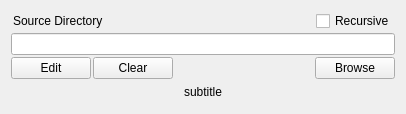
This is src/forms/inputwidget.ui in fluxth/fluxrename as Qt 5 draws it before an edit. The edited form follows.
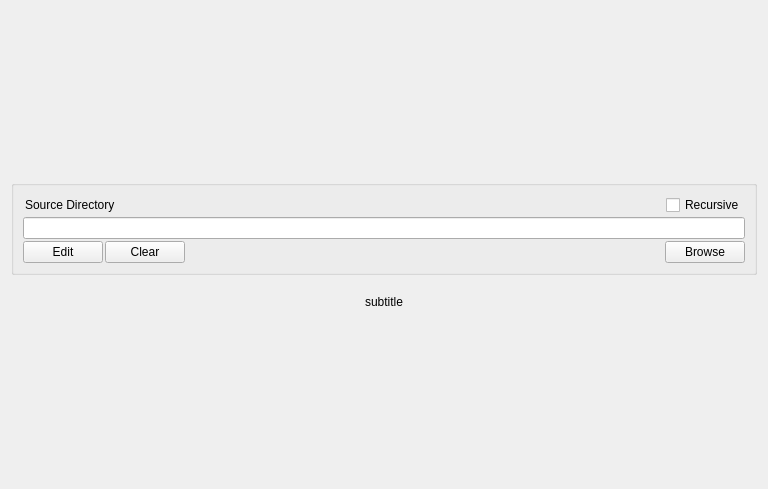
This is the edited form.

The edit to the form file:
```diff
--- a/src/forms/inputwidget.ui
+++ b/src/forms/inputwidget.ui
@@ -6,15 +6,52 @@
    <rect>
     <x>0</x>
     <y>0</y>
-    <width>406</width>
-    <height>114</height>
+    <width>768</width>
+    <height>489</height>
    </rect>
   </property>
+  <property name="maximumSize">
+   <size>
+    <width>768</width>
+    <height>16777215</height>
+   </size>
+  </property>
   <property name="windowTitle">
    <string>Form</string>
   </property>
   <layout class="QVBoxLayout" name="verticalLayout">
    <property name="spacing">
+    <number>4</number>
+   </property>
+   <property name="topMargin">
+    <number>4</number>
+   </property>
+   <property name="bottomMargin">
+    <number>4</number>
+   </property>
+   <item>
+    <spacer name="verticalSpacer_2">
+     <property name="orientation">
+      <enum>Qt::Vertical</enum>
+     </property>
+     <property name="sizeHint" stdset="0">
+      <size>
+       <width>20</width>
+       <height>40</height>
+      </size>
+     </property>
+    </spacer>
+   </item>
+   <item>
+    <widget class="QGroupBox" name="groupBox">
+     <property name="title">
+      <string/>
+     </property>
+     <property name="alignment">
+      <set>Qt::AlignCenter</set>
+     </property>
+     <layout class="QVBoxLayout" name="verticalLayout_2">
+      <property name="spacing">
     <number>2</number>
    </property>
    <item>
@@ -114,19 +151,41 @@
      </item>
     </layout>
    </item>
+     </layout>
+    </widget>
+   </item>
    <item>
     <widget class="QLabel" name="labelSubtitle">
+     <property name="minimumSize">
+      <size>
+       <width>0</width>
+       <height>30</height>
+      </size>
+     </property>
      <property name="text">
       <string>subtitle</string>
      </property>
      <property name="alignment">
-      <set>Qt::AlignCenter</set>
+      <set>Qt::AlignBottom|Qt::AlignHCenter</set>
      </property>
      <property name="margin">
-      <number>5</number>
+      <number>0</number>
      </property>
     </widget>
    </item>
+   <item>
+    <spacer name="verticalSpacer">
+     <property name="orientation">
+      <enum>Qt::Vertical</enum>
+     </property>
+     <property name="sizeHint" stdset="0">
+      <size>
+       <width>20</width>
+       <height>40</height>
+      </size>
+     </property>
+    </spacer>
+   </item>
   </layout>
  </widget>
  <resources/>
```
Lines whose indentation alone changed are shown as unchanged.
